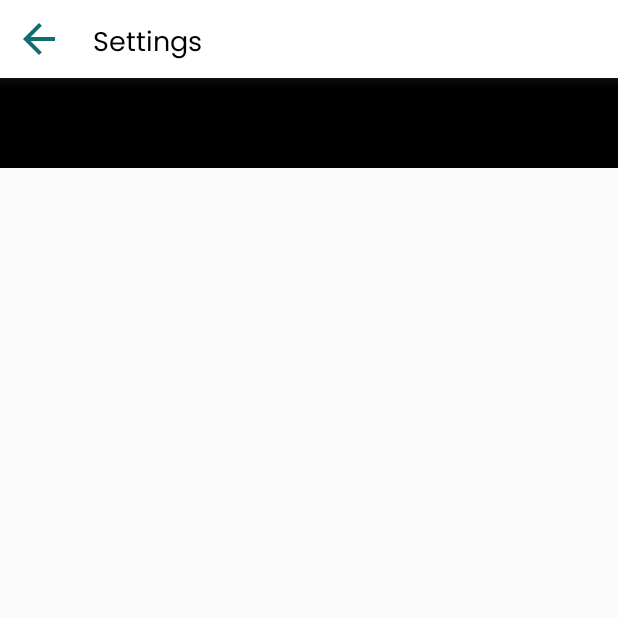
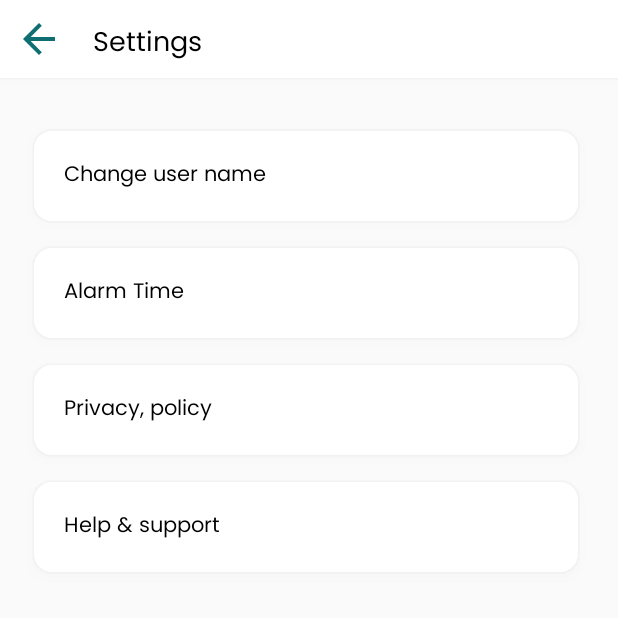
Before and after one commit to mahfuj-ahmed-jim/Medicine-Apps, an Android app: the fragment SettingsFragment shown on its own in the app's theme, on a phone screen of 412 x 824 dp, the top half of it. Run offline under Robolectric (Android 15) with nearby library versions, the phone set to English and light mode, and no system bars; 1 statement that could not run was skipped.

Commit message:
Repeating alarm

```diff
--- a/app/src/main/AndroidManifest.xml
+++ b/app/src/main/AndroidManifest.xml
@@ -1,6 +1,8 @@
 <?xml version="1.0" encoding="utf-8"?>
 <manifest xmlns:android="http://schemas.android.com/apk/res/android"
     package="com.ai.medicinereminder">
+
+    <uses-permission android:name="android.permission.SET_ALARM"></uses-permission>
 
     <application
         android:name=".Notification.NotificationClass"
--- a/app/src/main/java/com/ai/medicinereminder/Activity/SplashActivity.java
+++ b/app/src/main/java/com/ai/medicinereminder/Activity/SplashActivity.java
@@ -77,8 +77,8 @@ public class SplashActivity extends AppCompatActivity {
             alarm.setAlarm(calendar, 5);
 
             // for reset
-            calendar.set(Calendar.HOUR_OF_DAY, 21);
-            calendar.set(Calendar.MINUTE, 48);
+            calendar.set(Calendar.HOUR_OF_DAY, 0);
+            calendar.set(Calendar.MINUTE, 0);
             alarm.setAlarm(calendar, 6);
 
             // for alarm
--- a/app/src/main/java/com/ai/medicinereminder/Alarm/Alarm.java
+++ b/app/src/main/java/com/ai/medicinereminder/Alarm/Alarm.java
@@ -5,6 +5,8 @@ import android.app.PendingIntent;
 import android.content.Context;
 import android.content.Intent;
 import android.os.Build;
+import android.util.Log;
+import android.widget.Toast;
 
 import java.util.Calendar;
 
@@ -22,7 +24,7 @@ public class Alarm {
 
         Intent intent;
 
-        if(sessionId==6){ // for reset
+        if(sessionId == 6){ // for reset
             intent = new Intent(context, MedicineAlarmReceiver.class);
         }else{ // for session alarm
             intent = new Intent(context, AlarmReceiver.class);
@@ -32,10 +34,18 @@ public class Alarm {
 
         if (Build.VERSION.SDK_INT >= Build.VERSION_CODES.KITKAT) {
             alarmManager.setExact(AlarmManager.RTC_WAKEUP, calendar.getTimeInMillis(), pendingIntent);
+            alarmManager.setRepeating(AlarmManager.RTC_WAKEUP,
+                    calendar.getTimeInMillis(), AlarmManager.INTERVAL_DAY, pendingIntent);
         }else{
             alarmManager.setInexactRepeating(AlarmManager.RTC_WAKEUP, calendar.getTimeInMillis(),
                     AlarmManager.INTERVAL_DAY, pendingIntent);
+            alarmManager.setRepeating(AlarmManager.RTC_WAKEUP,
+                    calendar.getTimeInMillis(), AlarmManager.INTERVAL_DAY, pendingIntent);
         }
+
+        Log.d("Verify", sessionId+" Set Alarm");
+
+        Toast.makeText(context, sessionId+" Set Alarm", Toast.LENGTH_LONG).show();
 
     }
 
@@ -52,6 +62,11 @@ public class Alarm {
 
     public void cancelAlarm(int sessionId){
 
+
+        Log.d("Verify", sessionId+" Cancel Alarm");
+
+        Toast.makeText(context, sessionId+" Cancel Alarm", Toast.LENGTH_LONG).show();
+
         AlarmManager alarmManager = (AlarmManager) context.getSystemService(Context.ALARM_SERVICE);
         Intent intent = new Intent(context, AlarmReceiver.class);
         PendingIntent pendingIntent = PendingIntent.getBroadcast(context, sessionId, intent, PendingIntent.FLAG_ONE_SHOT);
--- a/app/src/main/java/com/ai/medicinereminder/Alarm/AlarmReceiver.java
+++ b/app/src/main/java/com/ai/medicinereminder/Alarm/AlarmReceiver.java
@@ -3,6 +3,7 @@ package com.ai.medicinereminder.Alarm;
 import android.content.BroadcastReceiver;
 import android.content.Context;
 import android.content.Intent;
+import android.util.Log;
 
 import com.ai.medicinereminder.Activity.PageActivity;
 import com.ai.medicinereminder.Database.MainDatabase;
@@ -19,6 +20,12 @@ public class AlarmReceiver extends BroadcastReceiver {
 
     // context
     private Context context;
+
+    // calendar
+    private Calendar calendar;
+
+    // alarm
+    private Alarm alarm;
 
     // room database
     private MainDatabase mainDatabase;
@@ -40,6 +47,14 @@ public class AlarmReceiver extends BroadcastReceiver {
 
         // context
         this.context = context;
+
+        // alarm
+        alarm = new Alarm(context);
+
+        // calendar
+        calendar = Calendar.getInstance();
+        calendar.set(Calendar.SECOND, 0);
+        calendar.set(Calendar.MILLISECOND, 0);
 
         // room database
         mainDatabase = MainDatabase.getInstance(context);
@@ -182,6 +197,8 @@ public class AlarmReceiver extends BroadcastReceiver {
         in.addFlags(Intent.FLAG_ACTIVITY_NEW_TASK);
         context.startActivity(in);
 
+        Log.d("Verify", "New Page");
+
     }
 
 }
--- a/app/src/main/java/com/ai/medicinereminder/Alarm/MedicineAlarmReceiver.java
+++ b/app/src/main/java/com/ai/medicinereminder/Alarm/MedicineAlarmReceiver.java
@@ -6,17 +6,67 @@ import android.content.Intent;
 
 import com.ai.medicinereminder.Database.MainDatabase;
 import com.ai.medicinereminder.Database.MedicineHistory;
+import com.ai.medicinereminder.SharedPreference.MedicineSharedPreference;
+
+import java.util.Calendar;
+import java.util.Date;
 
 public class MedicineAlarmReceiver extends BroadcastReceiver {
+
+    // context
+    private Context context;
 
     // room database
     private MainDatabase mainDatabase;
 
+    // calendar
+    private Calendar calendar;
+
+    // alarm
+    private Alarm alarm;
+
+    // time
+    private int morning;
+    private String morningTime;
+
+    // shared preference
+    private MedicineSharedPreference medicineSharedPreference;
+
     @Override
     public void onReceive(Context context, Intent intent) {
 
+        // context
+        this.context = context;
+
+        // alarm
+        alarm = new Alarm(context);
+
+        // calendar
+        calendar = Calendar.getInstance();
+        calendar.set(Calendar.SECOND, 0);
+        calendar.set(Calendar.MILLISECOND, 0);
+
         // room database
         mainDatabase = MainDatabase.getInstance(context);
+
+        // shared preference
+        medicineSharedPreference = new MedicineSharedPreference(context);
+
+        this.morningTime = medicineSharedPreference.getData(1);
+
+        // convert time to minutes
+        String morningText [] = morningTime.split(" : ");
+
+        this.morning = Integer.parseInt(morningText[0])*60 + Integer.parseInt(morningText[1]) +
+                (morningText[2].equals("PM")? 720:0);
+
+        // convert time to minutes
+
+        // reset for next alarm
+        calendar.set(Calendar.HOUR_OF_DAY, this.morning/60);
+        calendar.set(Calendar.MINUTE, this.morning%60);
+        alarm.cancelAlarm(6);
+        alarm.setAlarm(calendar, 1);
 
         for(MedicineHistory medicineHistory : mainDatabase.medicineHistoryDao().getMedicineHistoryList()){
 
--- a/app/src/main/java/com/ai/medicinereminder/MainActivity/SettingsFragment.java
+++ b/app/src/main/java/com/ai/medicinereminder/MainActivity/SettingsFragment.java
@@ -10,6 +10,7 @@ import android.view.View;
 import android.view.ViewGroup;
 import android.widget.Button;
 import android.widget.LinearLayout;
+import android.widget.TextView;
 
 import com.ai.medicinereminder.Activity.PageActivity;
 import com.ai.medicinereminder.R;
@@ -28,7 +29,7 @@ public class SettingsFragment extends Fragment {
     // button
     private Button backButton;
 
-    private LinearLayout linearLayout;
+    private TextView alarmTimeTextView;
 
     public SettingsFragment() {
         // Required empty public constructor
@@ -62,7 +63,7 @@ public class SettingsFragment extends Fragment {
         // button
         backButton = view.findViewById(R.id.back_button_id);
 
-        linearLayout = view.findViewById(R.id.linear);
+        alarmTimeTextView = view.findViewById(R.id.textViewId_alarmTime);
 
         // on click listeners
         backButton.setOnClickListener(new View.OnClickListener() {
@@ -72,7 +73,7 @@ public class SettingsFragment extends Fragment {
             }
         });
 
-        linearLayout.setOnClickListener(new View.OnClickListener() {
+        alarmTimeTextView.setOnClickListener(new View.OnClickListener() {
             @Override
             public void onClick(View v) {
 
--- /dev/null
+++ b/app/src/main/res/drawable-ldpi/background_settings_button.xml
@@ -0,0 +1,17 @@
+<?xml version="1.0" encoding="utf-8"?>
+<ripple xmlns:android="http://schemas.android.com/apk/res/android"
+    xmlns:tools="http://schemas.android.com/tools"
+    android:color="@color/shadow_color"
+    tools:targetApi="lollipop">
+
+    <item>
+        <shape>
+            <corners android:topRightRadius="12dp"
+                android:topLeftRadius="12dp"
+                android:bottomLeftRadius="12dp"
+                android:bottomRightRadius="12dp"></corners>
+            <solid android:color="@color/background_color"></solid>
+        </shape>
+    </item>
+
+</ripple>
--- a/app/src/main/res/layout/fragment_settings.xml
+++ b/app/src/main/res/layout/fragment_settings.xml
@@ -53,21 +53,136 @@
         app:layout_constraintBottom_toBottomOf="parent"
         app:layout_constraintTop_toBottomOf="@+id/constraintLayout6">
 
-        <LinearLayout
+        <androidx.constraintlayout.widget.ConstraintLayout
             android:layout_width="match_parent"
-            android:layout_height="match_parent"
-            android:orientation="vertical">
+            android:layout_height="match_parent">
+
+            <androidx.constraintlayout.widget.Guideline
+                android:id="@+id/guideline1"
+                android:layout_width="wrap_content"
+                android:layout_height="wrap_content"
+                android:orientation="vertical"
+                app:layout_constraintGuide_percent="0.04" />
+
+            <androidx.constraintlayout.widget.Guideline
+                android:id="@+id/guideline2"
+                android:layout_width="wrap_content"
+                android:layout_height="wrap_content"
+                android:orientation="vertical"
+                app:layout_constraintGuide_percent="0.95" />
 
             <LinearLayout
-                android:id="@+id/linear"
-                android:layout_width="match_parent"
-                android:layout_height="60dp"
-                android:background="@color/black"
-                android:orientation="horizontal">
+                android:layout_width="0dp"
+                android:layout_height="match_parent"
+                android:orientation="vertical"
+                app:layout_constraintEnd_toStartOf="@+id/guideline2"
+                app:layout_constraintStart_toStartOf="@+id/guideline1">
+
+                <TextView
+                    android:id="@+id/textViewId_changeUserName"
+                    android:layout_width="match_parent"
+                    android:layout_height="60dp"
+                    android:layout_marginLeft="6dp"
+                    android:layout_marginTop="35dp"
+                    android:layout_marginRight="6dp"
+                    android:background="@drawable/background_settings_button"
+                    android:clickable="true"
+                    android:elevation="5dp"
+                    android:fontFamily="@font/poppins_regular"
+                    android:gravity="center_vertical"
+                    android:outlineSpotShadowColor="@color/shadow_color"
+                    android:paddingLeft="20dp"
+                    android:paddingRight="20dp"
+                    android:text="Change user name"
+                    android:textColor="@color/lightModeText_color"
+                    android:textSize="14dp"
+                    app:layout_constraintEnd_toStartOf="@+id/guideline2"
+                    app:layout_constraintStart_toStartOf="@+id/guideline1"
+                    app:layout_constraintTop_toBottomOf="@+id/circleImageView2">
+
+                </TextView>
+
+                <TextView
+                    android:id="@+id/textViewId_alarmTime"
+                    android:layout_width="match_parent"
+                    android:layout_height="60dp"
+                    android:layout_marginLeft="6dp"
+                    android:layout_marginTop="18dp"
+                    android:layout_marginRight="6dp"
+                    android:background="@drawable/background_settings_button"
+                    android:clickable="true"
+                    android:elevation="5dp"
+                    android:fontFamily="@font/poppins_regular"
+                    android:gravity="center_vertical"
+                    android:outlineSpotShadowColor="@color/shadow_color"
+                    android:paddingLeft="20dp"
+                    android:paddingRight="20dp"
+                    android:text="Alarm Time"
+                    android:textColor="@color/lightModeText_color"
+                    android:textSize="14dp"
+                    app:layout_constraintEnd_toStartOf="@+id/guideline2"
+                    app:layout_constraintStart_toStartOf="@+id/guideline1"
+                    app:layout_constraintTop_toBottomOf="@+id/circleImageView2">
+
+                </TextView>
+
+                <TextView
+                    android:id="@+id/textViewId_privacyPolicy"
+                    android:layout_width="match_parent"
+                    android:layout_height="60dp"
+                    android:layout_marginLeft="6dp"
+                    android:layout_marginTop="18dp"
+                    android:layout_marginRight="6dp"
+                    android:background="@drawable/background_settings_button"
+                    android:clickable="true"
+                    android:elevation="5dp"
+                    android:fontFamily="@font/poppins_regular"
+                    android:gravity="center_vertical"
+                    android:outlineSpotShadowColor="@color/shadow_color"
+                    android:paddingLeft="20dp"
+                    android:paddingRight="20dp"
+                    android:text="Privacy, policy"
+                    android:textColor="@color/lightModeText_color"
+                    android:textSize="14dp"
+                    app:layout_constraintEnd_toStartOf="@+id/guideline2"
+                    app:layout_constraintStart_toStartOf="@+id/guideline1"
+                    app:layout_constraintTop_toBottomOf="@+id/circleImageView2">
+
+                </TextView>
+
+                <TextView
+                    android:id="@+id/textViewId_helpSupport"
+                    android:layout_width="match_parent"
+                    android:layout_height="60dp"
+                    android:layout_marginLeft="6dp"
+                    android:layout_marginTop="18dp"
+                    android:layout_marginRight="6dp"
+                    android:background="@drawable/background_settings_button"
+                    android:clickable="true"
+                    android:elevation="5dp"
+                    android:fontFamily="@font/poppins_regular"
+                    android:gravity="center_vertical"
+                    android:outlineSpotShadowColor="@color/shadow_color"
+                    android:paddingLeft="20dp"
+                    android:paddingRight="20dp"
+                    android:text="Help &amp; support"
+                    android:textColor="@color/lightModeText_color"
+                    android:textSize="14dp"
+                    app:layout_constraintEnd_toStartOf="@+id/guideline2"
+                    app:layout_constraintStart_toStartOf="@+id/guideline1"
+                    app:layout_constraintTop_toBottomOf="@+id/circleImageView2">
+
+                </TextView>
+
+                <LinearLayout
+                    android:layout_width="match_parent"
+                    android:layout_height="30dp">
+
+                </LinearLayout>
 
             </LinearLayout>
 
-        </LinearLayout>
+        </androidx.constraintlayout.widget.ConstraintLayout>
 
     </androidx.core.widget.NestedScrollView>
 
```
